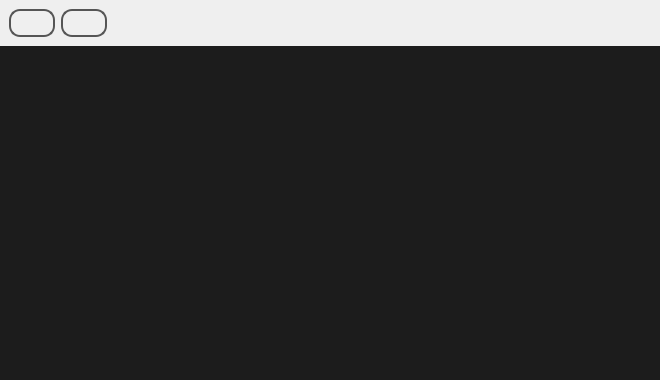
This is client/gui/debugshell.ui in hryuk/stealth as Qt 5 draws it before an edit. The edited form follows.
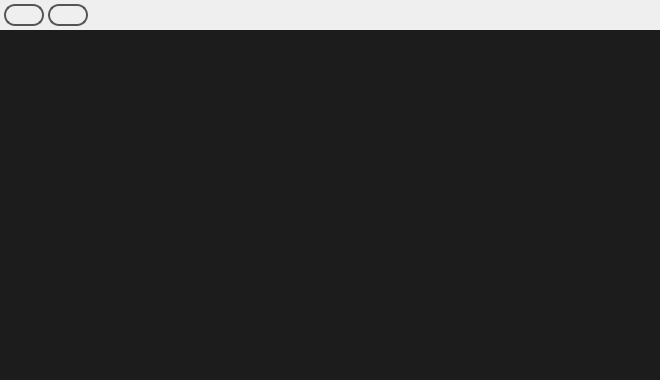
This is the edited form. Icons and pictures are not drawn.

What changed in the file:
```diff
--- a/client/gui/debugshell.ui
+++ b/client/gui/debugshell.ui
@@ -68,7 +68,7 @@
 color: #333;
 border: 2px solid #555;
 border-radius: 11px;
-padding: 5px;
+padding: 2px;
 background: qradialgradient(cx: 0.3, cy: -0.4,
 fx: 0.3, fy: -0.4,
 radius: 1.35, stop: 0 #fff, stop: 1 #888);
@@ -88,6 +88,12 @@
        <enum>QFrame::Raised</enum>
       </property>
       <layout class="QGridLayout" name="gridLayout_2">
+       <property name="margin">
+        <number>4</number>
+       </property>
+       <property name="spacing">
+        <number>4</number>
+       </property>
        <item row="0" column="0">
         <widget class="QPushButton" name="pushButton">
          <property name="text">
```
